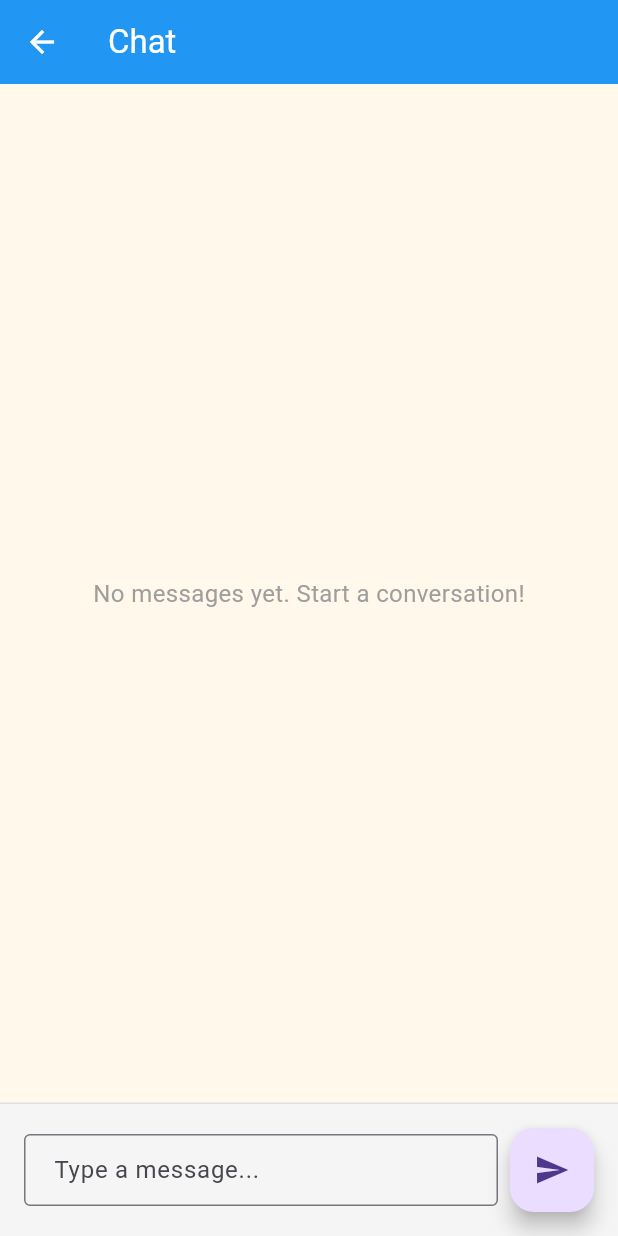
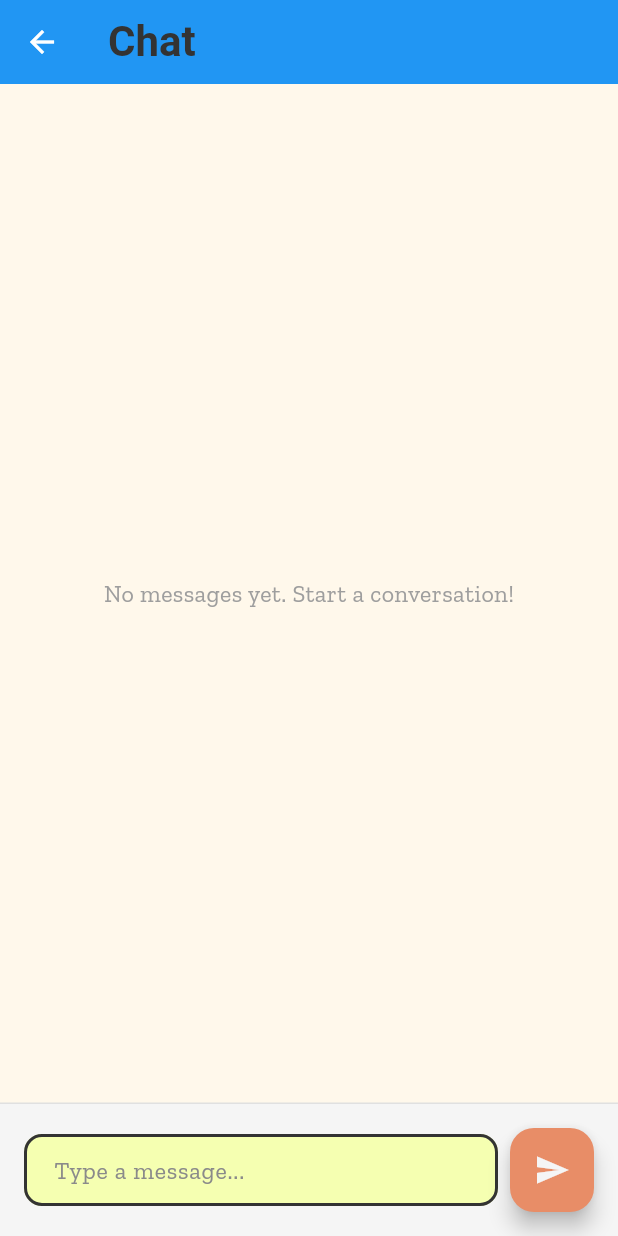
Before and after one commit to kittykat-sudo/GenzChatApp, a Flutter app: the screen it shows after launch, after a tap on "🧑🏿‍💼", on a phone screen of 412 x 824 dp. Run offline on Flutter 3.47's test engine with Material 3 defaults, Android fonts, the phone set to English and light mode, and no system bars; our stand-ins replace flutter_riverpod, flutter_svg, go_router; project files that could hold a hidden picture were left out.

Commit message:
feat: add core theme files for colors, text styles, and overall app theme

```diff
--- /dev/null
+++ b/lib/core/theme/app_theme.dart
@@ -0,0 +1,57 @@
+import 'package:chat_drop/core/theme/app_colors.dart';
+import 'package:chat_drop/core/theme/app_text_styles.dart';
+import 'package:flutter/material.dart';
+
+final appTheme = ThemeData(
+  fontFamily: "ZillaSlab",
+  // Core Colors
+  scaffoldBackgroundColor: AppColors.background,
+  primaryColor: AppColors.retroBlue,
+  colorScheme: ColorScheme.fromSeed(
+    seedColor: AppColors.retroBlue,
+    surface: AppColors.background,
+    primary: AppColors.retroBlue,
+  ),
+
+  // AppBar Theme
+  appBarTheme: const AppBarTheme(
+    backgroundColor: AppColors.retroBlue,
+    foregroundColor: AppColors.textLight,
+    elevation: 0,
+    titleTextStyle: AppTextStyles.heading,
+  ),
+
+  // Text Theme
+  textTheme: const TextTheme(
+    displayLarge: AppTextStyles.heading,
+    headlineMedium: AppTextStyles.subHeading,
+    bodyMedium: AppTextStyles.body,
+    labelLarge: AppTextStyles.button,
+  ),
+
+  // Input Decoration Theme (for TextFields)
+  inputDecorationTheme: InputDecorationTheme(
+    filled: true,
+    fillColor: AppColors.primaryYellow,
+    hintStyle: AppTextStyles.hint,
+    contentPadding: const EdgeInsets.symmetric(horizontal: 20, vertical: 16),
+    border: OutlineInputBorder(
+      borderRadius: BorderRadius.circular(12),
+      borderSide: const BorderSide(color: AppColors.border, width: 2),
+    ),
+    enabledBorder: OutlineInputBorder(
+      borderRadius: BorderRadius.circular(12),
+      borderSide: const BorderSide(color: AppColors.border, width: 2),
+    ),
+    focusedBorder: OutlineInputBorder(
+      borderRadius: BorderRadius.circular(12),
+      borderSide: const BorderSide(color: AppColors.retroBlue, width: 2),
+    ),
+  ),
+
+  // Floating Action Button Theme
+  floatingActionButtonTheme: const FloatingActionButtonThemeData(
+    backgroundColor: AppColors.retroOrange,
+    foregroundColor: AppColors.textLight,
+  ),
+);
--- a/lib/main.dart
+++ b/lib/main.dart
@@ -1,3 +1,4 @@
+import 'package:chat_drop/core/theme/app_theme.dart';
 import 'package:chat_drop/routes/app_routes.dart';
 import 'package:flutter/material.dart';
 import 'package:flutter_riverpod/flutter_riverpod.dart';
@@ -17,10 +18,7 @@ class ChatDrop extends ConsumerWidget {
       debugShowCheckedModeBanner: false,
       title: 'ChatDrop',
       routerConfig: router,
-      theme: ThemeData(
-        primarySwatch: Colors.blue,
-        scaffoldBackgroundColor: const Color.fromARGB(255, 255, 248, 235),
-      ),
+      theme: appTheme
     );
   }
 }
```
Also changed, not shown: lib/core/theme/app_colors.dart (added, +25 -0 lines), lib/core/theme/app_text_styles.dart (added, +37 -0 lines), pubspec.yaml (+13 -11 lines), fonts/ZillaSlab-Bold.ttf (added), fonts/ZillaSlab-BoldItalic.ttf (added), fonts/ZillaSlab-Italic.ttf (added), fonts/ZillaSlab-Light.ttf (added), fonts/ZillaSlab-LightItalic.ttf (added), fonts/ZillaSlab-Medium.ttf (added), fonts/ZillaSlab-MediumItalic.ttf (added), fonts/ZillaSlab-Regular.ttf (added), fonts/ZillaSlab-SemiBold.ttf (added), fonts/ZillaSlab-SemiBoldItalic.ttf (added).
